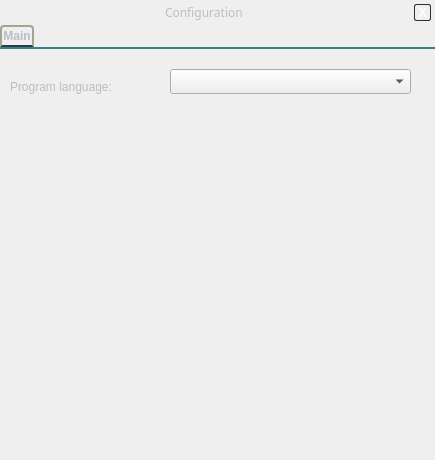
Before: the Qt Designer form src/gui/configurationDialog.ui in 519984307/stellarium_src, drawn with Qt 5.
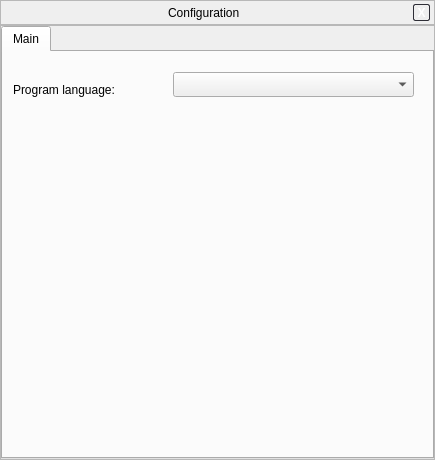
After: the same form once the commit is applied. Icons and pictures are not drawn. Custom widgets are drawn as their Qt base class.

Commit message: GUI dialogs now derive from a single StelDialog class. Tested transparency.

```diff
--- a/src/gui/configurationDialog.ui
+++ b/src/gui/configurationDialog.ui
@@ -13,277 +13,7 @@
    <string>Form</string>
   </property>
   <property name="styleSheet" >
-   <string notr="true" >QFrame {
-	background: qlineargradient(x1: 0, y1: 0, x2: 0, y2: 1, stop: 0 	#2a3b50, stop: 1 #19233c);
-	border: 0px;
-	color : #babdc4;
-    font-family: "DejaVu";
-}
-
-DialogFrame {
-  border-width: 1px;
-  border-style: solid;
-  border-color: #081f25;
-}
-
-ResizeFrame {
- background-image: url(data/gui/resize.png);
-}
-
-QLabel {
-	background: None;
-}
-
-QLineEdit {
-     border: 1.5px solid #2e2e36;
-     border-radius: 10px;
-     padding: 0 8px;
-     background: white;
-     selection-background-color: darkgray;
- }
-
-QPushButton {
-  border: 1.5px solid #2e2e36;
-  border-radius: 10px;
-  background-color: qlineargradient(x1: 0, y1: 0, x2: 0, y2: 1,
-   stop: 0 #f6f7fa, stop: 1 #dadbde);
-}
-
-QPushButton:pressed {
- background-color: qlineargradient(x1: 0, y1: 0, x2: 0, y2: 1,
-   stop: 0 #babbde, stop: 1 #d6d7fa);
-}
-
-QScrollBar:vertical {
- border: 1px solid #2e2e36;
- background: #4a4b50;
- width: 15px;
-         margin: 22px 0px 22px 0px;
-     }
-
-QScrollBar::handle:vertical {
-    border: 2px solid #4a4b50;
-    background: qlineargradient(x1: 0, y1: 0, x2: 1, y2: 0,
-   stop: 0 #c6c7ca, stop: 1 #aaabae);
-	border-radius: 4px;
-	min-height: 20px;
-}
-
-QScrollBar::add-line:vertical {
-         border: 3px solid #2e2e36;
-         background: #36375c;
-         height: 20px;
-         border-radius: 5px;
-         subcontrol-position: bottom;
-         subcontrol-origin: margin;
- }
-
-QScrollBar::sub-line:vertical {
-         border: 3px solid #2e2e36;
-         background: #36375c;
-         height: 20px;
-         border-radius: 5px;
-         subcontrol-position: top;
-         subcontrol-origin: margin;
- }
-
-QScrollBar:left-arrow:vertical, QScrollBar::right-arrow:vertical {
-         border: 2px solid grey;
-         width: 3px;
-         height: 3px;
-         background: white;
- }
-
-QScrollBar::add-page:vertical, QScrollBar::sub-page:vertical {
-         background: none;
- }
-
-QGroupBox {
-     border: 1px solid #1f2f25;
-     border-radius: 4px;
-     margin-top: 1ex;
-     font-weight: bold;
-     background: solid #223B34;
- }
-
-QGroupBox::title {
-     subcontrol-origin: margin;
-     padding: 0px 3px;
-     color : #babdc4;
-	 left: 15px
- }
-
-
-QTabWidget::pane {
-   border-top: 2px solid #348483;
-}
-
-     /* Style the tab using the tab sub-control. Note that
-         it reads QTabBar _not_ QTabWidget */
-     QTabBar::tab {
-         background: qlineargradient(x1: 0, y1: 0, x2: 0, y2: 1, stop: 0 	#2a3b50, stop: 1 #19233c);
-         border: 2px solid #348483;
-         border-bottom-color: #348483; /* same as the pane color */
-         border-top-left-radius: 4px;
-         border-top-right-radius: 4px;
-         min-width: 10ex;
-         padding: 2px;
-         color: #babdc4;
-         font-weight : bold;
-     }
-
-     QTabBar::tab:selected, QTabBar::tab:hover {
-         background: qlineargradient(x1: 0, y1: 0, x2: 0, y2: 1, stop: 0 	#19233c, stop: 1 #2a3b50);
-     }
-
-     QTabBar::tab:selected {
-         border-color: #A2A78B;
-         border-bottom-color: #2a3b50; /* same as pane color */
-     }
-
-     QTabBar::tab:!selected {
-         margin-top: 2px; /* make non-selected tabs look smaller */
-     }
-
-     /* make use of negative margins for overlapping tabs */
-     QTabBar::tab:selected {
-         /* expand/overlap to the left and right by 4px */
-         margin-left: -4px;
-         margin-right: -4px;
-     }
-
-     QTabBar::tab:first:selected {
-         margin-left: 0; /* the first selected tab has nothing to overlap with on the left */
-     }
-
-     QTabBar::tab:last:selected {
-         margin-right: 0; /* the last selected tab has nothing to overlap with on the right */
-     }
-
-     QTabBar::tab:only-one {
-         margin: 0; /* if there is only one tab, we don't want overlapping margins */
-     }
-
-QListWidget {
- 	background: solid #121324;
-	border: 1px;
-    border-radius: 4px;
-    border-color: #081f25;
-    border-style: solid;
-  selection-background-color: #2a3b50;
-}
-
-QCheckBox
-{
-  color : #babdc4;
-}
-QCheckBox::indicator
-{
-  width: 13px;
-  height: 13px;
-  background-color: #225555;
-}
-QCheckBox::indicator:checked
-{
-     image: url(:/graphicGui/gui/checkbox-checked.png);
-}
-QCheckBox::indicator:unchecked
-{
-     image: url(:/graphicGui/gui/checkbox-unchecked.png);
-}
-
-QRadioButton
-{
-  color : #babdc4;
-}
-QRadioButton::indicator
-{
-  width: 13px;
-  height: 13px;
-  margin-left: 4px;
-}
-QRadioButton::indicator:checked
-{
-     image: url(:/graphicGui/gui/radio-checked.png);
-}
-QRadioButton::indicator:unchecked
-{
-     image: url(:/graphicGui/gui/radio-unchecked.png);
-}
-
-QSpinBox {
-     padding-right: 15px; /* make room for the arrows */
-     border-image: url(:/images/frame.png) 4;
-     border-width: 3;
-background-color: #225555;
-color : #babdc4;
- }
-
- QSpinBox::up-button {
-     subcontrol-origin: border;
-     subcontrol-position: top right; /* position at the top right corner */
-
-     width: 16px; /* 16 + 2*1px border-width = 15px padding + 3px parent border */
-     border-image: url(:/images/spinup.png) 1;
-     border-width: 1px;
-
- }
-
- QSpinBox::up-button:hover {
-     border-image: url(:/images/spinup_hover.png) 1;
- }
-
- QSpinBox::up-button:pressed {
-     border-image: url(:/images/spinup_pressed.png) 1;
- }
-
- QSpinBox::up-arrow {
-     image: url(:/images/up_arrow.png);
-     width: 7px;
-     height: 7px;
- }
-
- QSpinBox::up-arrow:disabled, QSpinBox::up-arrow:off { /* off state when value is max */
-    image: url(:/images/up_arrow_disabled.png);
- }
-
- QSpinBox::down-button {
-     subcontrol-origin: border;
-     subcontrol-position: bottom right; /* position at bottom right corner */
-
-     width: 16px;
-     border-image: url(:/images/spindown.png) 1;
-     border-width: 1px;
-     border-top-width: 0;
- }
-
- QSpinBox::down-button:hover {
-     border-image: url(:/images/spindown_hover.png) 1;
- }
-
- QSpinBox::down-button:pressed {
-     border-image: url(:/images/spindown_pressed.png) 1;
- }
-
- QSpinBox::down-arrow {
-     image: url(:/images/down_arrow.png);
-     width: 7px;
-     height: 7px;
- }
-
- QSpinBox::down-arrow:disabled,
- QSpinBox::down-arrow:off { /* off state when value in min */
-    image: url(:/images/down_arrow_disabled.png);
- }
-
-QDoubleSpinBox {
-     padding-right: 15px; /* make room for the arrows */
-     border-image: url(:/images/frame.png) 4;
-     border-width: 3;
-background-color: #225555;
-color : #babdc4;
- }
-</string>
+   <string/>
   </property>
   <layout class="QVBoxLayout" >
    <property name="spacing" >
@@ -339,72 +69,13 @@
        <widget class="QLabel" name="LocationBarLabel" >
         <property name="palette" >
          <palette>
-          <active>
-           <colorrole role="WindowText" >
-            <brush brushstyle="SolidPattern" >
-             <color alpha="255" >
-              <red>186</red>
-              <green>189</green>
-              <blue>196</blue>
-             </color>
-            </brush>
-           </colorrole>
-           <colorrole role="Text" >
-            <brush brushstyle="SolidPattern" >
-             <color alpha="255" >
-              <red>186</red>
-              <green>189</green>
-              <blue>196</blue>
-             </color>
-            </brush>
-           </colorrole>
-          </active>
-          <inactive>
-           <colorrole role="WindowText" >
-            <brush brushstyle="SolidPattern" >
-             <color alpha="255" >
-              <red>186</red>
-              <green>189</green>
-              <blue>196</blue>
-             </color>
-            </brush>
-           </colorrole>
-           <colorrole role="Text" >
-            <brush brushstyle="SolidPattern" >
-             <color alpha="255" >
-              <red>186</red>
-              <green>189</green>
-              <blue>196</blue>
-             </color>
-            </brush>
-           </colorrole>
-          </inactive>
-          <disabled>
-           <colorrole role="WindowText" >
-            <brush brushstyle="SolidPattern" >
-             <color alpha="255" >
-              <red>186</red>
-              <green>189</green>
-              <blue>196</blue>
-             </color>
-            </brush>
-           </colorrole>
-           <colorrole role="Text" >
-            <brush brushstyle="SolidPattern" >
-             <color alpha="255" >
-              <red>186</red>
-              <green>189</green>
-              <blue>196</blue>
-             </color>
-            </brush>
-           </colorrole>
-          </disabled>
+          <active/>
+          <inactive/>
+          <disabled/>
          </palette>
         </property>
         <property name="font" >
-         <font>
-          <family>DejaVu</family>
-         </font>
+         <font/>
         </property>
         <property name="text" >
          <string>Configuration</string>
@@ -462,7 +133,19 @@
       <property name="margin" >
        <number>0</number>
       </property>
-      <property name="spacing" >
+      <property name="topMargin" >
+       <number>0</number>
+      </property>
+      <property name="rightMargin" >
+       <number>0</number>
+      </property>
+      <property name="bottomMargin" >
+       <number>0</number>
+      </property>
+      <property name="horizontalSpacing" >
+       <number>0</number>
+      </property>
+      <property name="verticalSpacing" >
        <number>0</number>
       </property>
       <item row="0" column="0" >
@@ -477,14 +160,6 @@
          <number>0</number>
         </property>
         <widget class="QWidget" name="tabMarking" >
-         <property name="geometry" >
-          <rect>
-           <x>0</x>
-           <y>0</y>
-           <width>435</width>
-           <height>410</height>
-          </rect>
-         </property>
          <attribute name="title" >
           <string>Main</string>
          </attribute>
```
Left out of the diff: 19 changed lines with no effect on the pictures. The commit also changes 19 other files.
